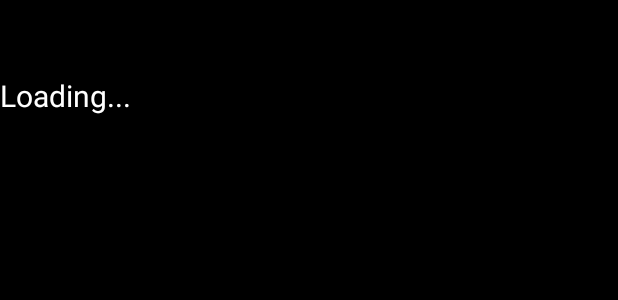
After one commit to nikhilgu99/COVID_Monitor, an Android app: the layout activity_info.xml on its own in the app's theme, with its tools: preview values and no code run, on a phone screen of 412 x 824 dp. The commit adds this screen. Shown: the top 300 px of the screen. Run offline under Robolectric (Android 15) with nearby library versions, the phone set to English and light mode, and no system bars; network calls fail.

Commit message:
Added COVID Information activity with live statistics

```diff
--- a/app/build.gradle
+++ b/app/build.gradle
@@ -21,6 +21,10 @@ android {
 
 dependencies {
     implementation 'com.google.android.gms:play-services-auth:18.1.0'
+
+    implementation 'com.android.volley:volley:1.1.1'
+    implementation 'com.google.code.gson:gson:2.8.6'
+
     implementation fileTree(dir: 'libs', include: ['*.jar'])
     implementation 'androidx.appcompat:appcompat:1.0.2'
     implementation 'androidx.constraintlayout:constraintlayout:1.1.3'
--- a/app/src/main/java/com/nikhilgu/covidmonitor/QuestionActivity.java
+++ b/app/src/main/java/com/nikhilgu/covidmonitor/QuestionActivity.java
@@ -77,7 +77,7 @@ public class QuestionActivity extends AppCompatActivity {
 
             @Override
             public void onClick(View v){
-                nameTV.setText("COVID Information");
+                startActivity(new Intent(QuestionActivity.this, InfoActivity.class));
             }
         });
 
--- /dev/null
+++ b/app/src/main/res/layout/activity_info.xml
@@ -0,0 +1,30 @@
+<?xml version="1.0" encoding="utf-8"?>
+<RelativeLayout xmlns:android="http://schemas.android.com/apk/res/android"
+    xmlns:app="http://schemas.android.com/apk/res-auto"
+    xmlns:tools="http://schemas.android.com/tools"
+    android:layout_width="match_parent"
+    android:layout_height="match_parent"
+    android:background="@android:color/black"
+    tools:context=".InfoActivity">
+
+    <ScrollView
+        android:layout_width="match_parent"
+        android:layout_height="match_parent">
+
+        <LinearLayout
+            android:layout_width="match_parent"
+            android:layout_height="match_parent"
+            android:orientation="vertical" >
+
+            <TextView
+                android:id="@+id/test"
+                android:layout_width="match_parent"
+                android:layout_height="match_parent"
+                android:layout_marginTop="50dp"
+                android:text="Loading..."
+                android:textColor="#ffffff"
+                android:textSize="20dp" />
+        </LinearLayout>
+    </ScrollView>
+
+</RelativeLayout>
```
Also changed, not shown: app/src/main/AndroidManifest.xml (+5 -2 lines), app/src/main/java/com/nikhilgu/covidmonitor/InfoActivity.java (added, +78 -0 lines).
